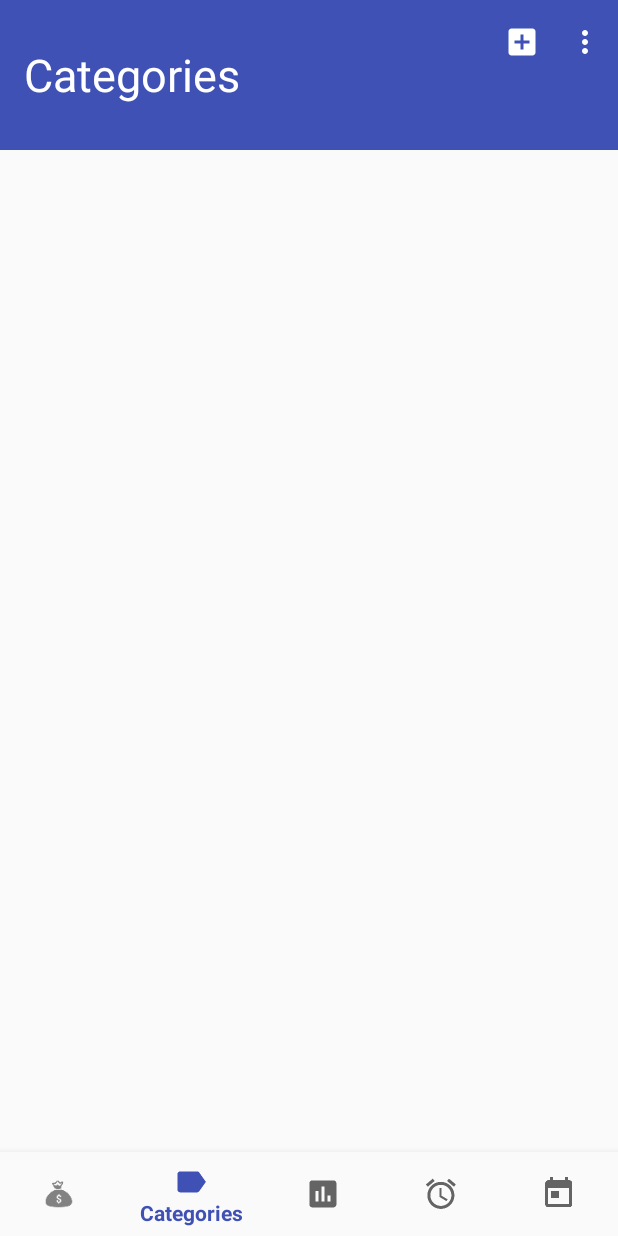
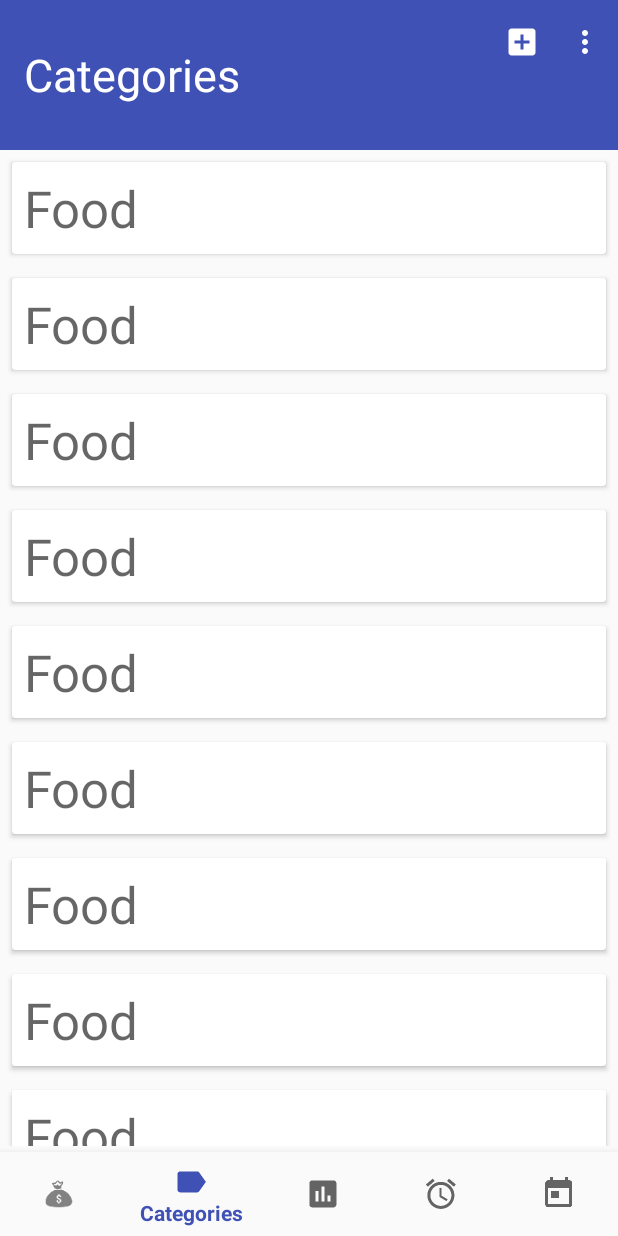
Before and after one commit to chhomchhom/projectExpense, an Android app: the screen it shows after launch (MainActivity), item 2 of the bottom bar chosen, on a phone screen of 412 x 824 dp. Run offline under Robolectric (Android 15) with nearby library versions, the phone set to English and light mode, and no system bars.

```diff
--- /dev/null
+++ b/app/src/main/java/com/projectexpense2/virackdara/projectexpense2/adapters/CategoriesAdapter.java
@@ -0,0 +1,61 @@
+package com.projectexpense2.virackdara.projectexpense2.adapters;
+
+import android.content.Context;
+import android.support.annotation.NonNull;
+import android.support.v7.widget.RecyclerView;
+import android.view.LayoutInflater;
+import android.view.View;
+import android.view.ViewGroup;
+import android.widget.TextView;
+
+import com.projectexpense2.virackdara.projectexpense2.R;
+import com.projectexpense2.virackdara.projectexpense2.objects.Categories;
+import com.projectexpense2.virackdara.projectexpense2.objects.ExpenseCard;
+
+import java.util.List;
+
+public class CategoriesAdapter extends RecyclerView.Adapter<CategoriesAdapter.ViewHolder> {
+
+    private List<Categories> myList;
+    private Context context;
+
+    public CategoriesAdapter(List<Categories> myList, Context context) {
+        this.myList = myList;
+        this.context = context;
+    }
+
+    @NonNull
+    @Override
+    public ViewHolder onCreateViewHolder(@NonNull ViewGroup parent, int viewType) {
+        View v = LayoutInflater.from(parent.getContext()).inflate(R.layout.list_categories,parent,false);
+
+        return new ViewHolder(v);
+    }
+
+    @Override
+    public void onBindViewHolder(@NonNull ViewHolder holder, int position) {
+        Categories list = myList.get(position);
+        holder.textViewName.setText(list.getName());
+
+    }
+
+    @Override
+    public int getItemCount() {
+
+        return myList.size();
+    }
+
+    public class ViewHolder extends RecyclerView.ViewHolder{
+        public TextView textViewName;
+
+
+        public ViewHolder(View itemView) {
+
+            super(itemView);
+
+            textViewName = itemView.findViewById(R.id.categoryName);
+
+
+        }
+    }
+}
--- a/app/src/main/java/com/projectexpense2/virackdara/projectexpense2/fragments/CategoriesFragment.java
+++ b/app/src/main/java/com/projectexpense2/virackdara/projectexpense2/fragments/CategoriesFragment.java
@@ -6,6 +6,8 @@ import android.support.annotation.NonNull;
 import android.support.annotation.Nullable;
 import android.support.v4.app.Fragment;
 import android.support.v7.app.AppCompatActivity;
+import android.support.v7.widget.LinearLayoutManager;
+import android.support.v7.widget.RecyclerView;
 import android.support.v7.widget.Toolbar;
 import android.view.LayoutInflater;
 import android.view.Menu;
@@ -16,8 +18,20 @@ import android.view.ViewGroup;
 
 import com.projectexpense2.virackdara.projectexpense2.R;
 import com.projectexpense2.virackdara.projectexpense2.activities.SettingsActivity;
+import com.projectexpense2.virackdara.projectexpense2.adapters.CategoriesAdapter;
+import com.projectexpense2.virackdara.projectexpense2.adapters.ExpenseCardAdapter;
+import com.projectexpense2.virackdara.projectexpense2.objects.Categories;
+import com.projectexpense2.virackdara.projectexpense2.objects.ExpenseCard;
+
+import java.util.ArrayList;
+import java.util.Date;
+import java.util.List;
 
 public class CategoriesFragment extends Fragment {
+    private RecyclerView recyclerView;
+    private RecyclerView.Adapter adapter;
+    private List<Categories> categoriesCards;
+
     @Nullable
     @Override
     public View onCreateView(@NonNull LayoutInflater inflater, @Nullable ViewGroup container, @Nullable Bundle savedInstanceState) {
@@ -26,8 +40,24 @@ public class CategoriesFragment extends Fragment {
         toolbar.setTitle("");
         ((AppCompatActivity)getActivity()).setSupportActionBar(toolbar);
         setHasOptionsMenu(true);
+
+        recyclerView = rootView.findViewById(R.id.categoriesRecyclerView);
+        recyclerView.setHasFixedSize(true);
+        recyclerView.setLayoutManager(new LinearLayoutManager(getContext()));
+        categoriesCards = new ArrayList<>();
+
+        for(int i = 0; i<=10;i++){
+            Categories cat = new Categories("Food");
+            categoriesCards.add(cat);
+        }
+
+        adapter = new CategoriesAdapter(categoriesCards,getContext());
+
+        recyclerView.setAdapter(adapter);
+
         return rootView;
     }
+
 
     @Override
     public void onCreateOptionsMenu(Menu menu, MenuInflater inflater) {
@@ -47,11 +77,20 @@ public class CategoriesFragment extends Fragment {
 
                 // Do Fragment menu item stuff here
                 return true;
+            case R.id.action_favorite:
+                //this is the add categories button
+//                Intent myIntent2 = new Intent(getContext(), addCategoriesFragment.class);
+//                getContext().startActivity(myIntent2);
 
+
+                return true;
             default:
                 break;
         }
 
         return false;
     }
+
+
+
 }
--- a/app/src/main/java/com/projectexpense2/virackdara/projectexpense2/objects/Categories.java
+++ b/app/src/main/java/com/projectexpense2/virackdara/projectexpense2/objects/Categories.java
@@ -1,17 +1,26 @@
 package com.projectexpense2.virackdara.projectexpense2.objects;
 
+import java.util.ArrayList;
+
 public class Categories {
-    private String title;
+    private String name;
+    protected ArrayList<Categories> listOfCategories = new ArrayList<>();
 
-    public Categories(String title){
-        this.title = title;
+
+    public Categories(String name){
+        this.name = name;
     }
 
-    public String getTitle() {
-        return title;
+    public String getName() {
+        return name;
     }
 
-    public void setTitle(String title) {
-        this.title = title;
+    public void setName(String name) {
+        this.name =name;
+    }
+
+    public void addCategory(String name){
+        Categories newCategory = new Categories(name);
+        listOfCategories.add(newCategory);
     }
 }
--- a/app/src/main/res/layout/fragment_categories.xml
+++ b/app/src/main/res/layout/fragment_categories.xml
@@ -28,4 +28,13 @@
     </android.support.v7.widget.Toolbar>
 
 
+    <android.support.v7.widget.RecyclerView
+        android:id="@+id/categoriesRecyclerView"
+        android:layout_width="match_parent"
+        android:layout_height="match_parent"
+        android:layout_marginBottom="60dp"
+        android:layout_marginTop="100dp"
+        />
+
+
 </android.support.constraint.ConstraintLayout>
--- /dev/null
+++ b/app/src/main/res/layout/list_categories.xml
@@ -0,0 +1,29 @@
+<?xml version="1.0" encoding="utf-8"?>
+<LinearLayout xmlns:android="http://schemas.android.com/apk/res/android"
+    android:layout_width="match_parent"
+    android:layout_height="wrap_content">
+
+
+    <android.support.v7.widget.CardView
+        android:layout_width="match_parent"
+        android:layout_margin="8dp"
+        android:layout_height="wrap_content">
+
+        <LinearLayout
+            android:padding="8dp"
+            android:layout_width="match_parent"
+            android:layout_height="match_parent"
+            android:orientation="vertical">
+
+            <TextView
+                android:id="@+id/categoryName"
+                android:layout_width="match_parent"
+                android:layout_height="wrap_content"
+                android:text="Title"
+                android:textAppearance="@style/Base.TextAppearance.AppCompat.Display1" />
+
+        </LinearLayout>
+    </android.support.v7.widget.CardView>
+
+
+</LinearLayout>
--- a/build.gradle
+++ b/build.gradle
@@ -7,7 +7,7 @@ buildscript {
         jcenter()
     }
     dependencies {
-        classpath 'com.android.tools.build:gradle:3.1.1'
+        classpath 'com.android.tools.build:gradle:3.1.2'
 
 
         // NOTE: Do not place your application dependencies here; they belong
```
Also changed, not shown: app/src/main/java/com/projectexpense2/virackdara/projectexpense2/fragments/ExpensesFragment.java (+0 -7 lines), app/src/main/java/com/projectexpense2/virackdara/projectexpense2/fragments/addCategoriesFragment.java (added, +23 -0 lines), app/src/main/java/com/projectexpense2/virackdara/projectexpense2/objects/ExpenseCard.java (+23 -2 lines), app/src/main/res/layout/activity_settings.xml (+23 -8 lines), app/src/main/res/layout/dialog_add_categories.xml (added, +15 -0 lines).
